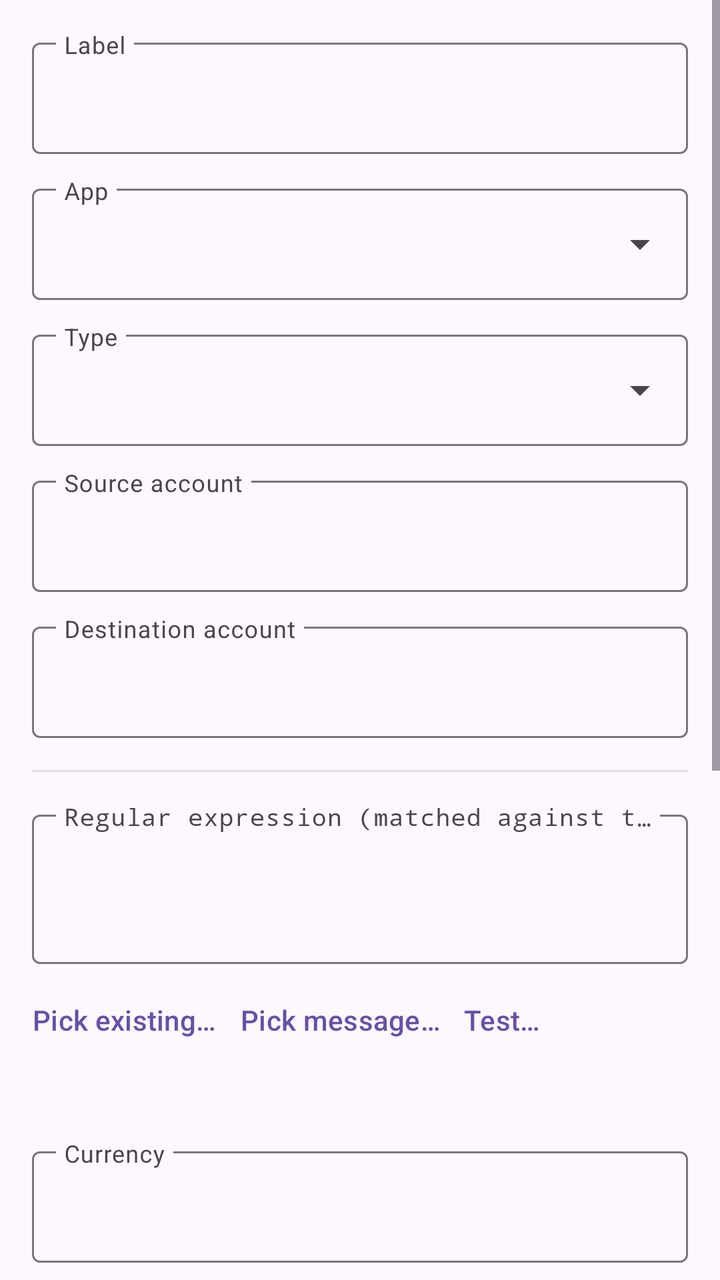
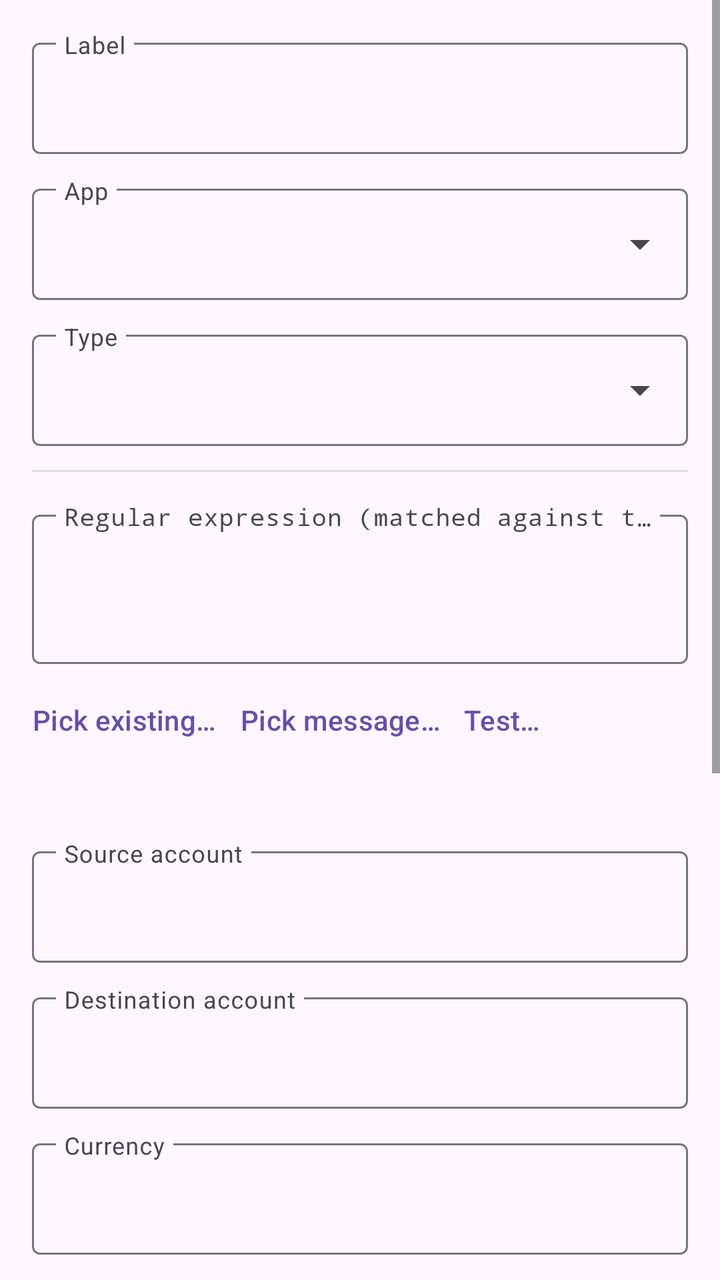

Screens rendered from an Android XML layout before and after an edit, with the pre-edit source and the edit as a unified diff.
<!-- AndroidManifest.xml: application theme Theme.FfNotifyImporter -->
<!-- res/layout/fragment_rule_edit.xml -->
<?xml version="1.0" encoding="utf-8"?>
<ScrollView xmlns:android="http://schemas.android.com/apk/res/android"
    xmlns:app="http://schemas.android.com/apk/res-auto"
    android:layout_width="match_parent"
    android:layout_height="match_parent">

    <LinearLayout
        android:layout_width="match_parent"
        android:layout_height="wrap_content"
        android:orientation="vertical"
        android:padding="16dp">

        <com.google.android.material.textfield.TextInputLayout
            android:layout_width="match_parent"
            android:layout_height="wrap_content"
            android:layout_marginBottom="12dp"
            android:hint="@string/rule_field_label"
            app:expandedHintEnabled="false">

            <com.google.android.material.textfield.TextInputEditText
                android:id="@+id/labelInput"
                android:layout_width="match_parent"
                android:layout_height="wrap_content" />

        </com.google.android.material.textfield.TextInputLayout>

        <com.google.android.material.textfield.TextInputLayout
            android:layout_width="match_parent"
            android:layout_height="wrap_content"
            android:layout_marginBottom="12dp"
            android:hint="@string/rule_field_apps"
            app:expandedHintEnabled="false"
            style="@style/Widget.Material3.TextInputLayout.OutlinedBox.ExposedDropdownMenu">

            <com.google.android.material.textfield.MaterialAutoCompleteTextView
                android:id="@+id/appInput"
                android:layout_width="match_parent"
                android:layout_height="wrap_content"
                android:inputType="none" />

        </com.google.android.material.textfield.TextInputLayout>

        <com.google.android.material.textfield.TextInputLayout
            android:layout_width="match_parent"
            android:layout_height="wrap_content"
            android:layout_marginBottom="12dp"
            android:hint="@string/rule_field_kind"
            app:expandedHintEnabled="false"
            style="@style/Widget.Material3.TextInputLayout.OutlinedBox.ExposedDropdownMenu">

            <com.google.android.material.textfield.MaterialAutoCompleteTextView
                android:id="@+id/kindInput"
                android:layout_width="match_parent"
                android:layout_height="wrap_content"
                android:inputType="none" />

        </com.google.android.material.textfield.TextInputLayout>

        <com.google.android.material.textfield.TextInputLayout
            android:layout_width="match_parent"
            android:layout_height="wrap_content"
            android:layout_marginBottom="12dp"
            android:hint="@string/rule_field_source_account"
            app:expandedHintEnabled="false">

            <com.google.android.material.textfield.TextInputEditText
                android:id="@+id/sourceAccountInput"
                android:layout_width="match_parent"
                android:layout_height="wrap_content" />

        </com.google.android.material.textfield.TextInputLayout>

        <com.google.android.material.textfield.TextInputLayout
            android:layout_width="match_parent"
            android:layout_height="wrap_content"
            android:layout_marginBottom="16dp"
            android:hint="@string/rule_field_destination_account"
            app:expandedHintEnabled="false">

            <com.google.android.material.textfield.TextInputEditText
                android:id="@+id/destinationAccountInput"
                android:layout_width="match_parent"
                android:layout_height="wrap_content" />

        </com.google.android.material.textfield.TextInputLayout>

        <View
            android:layout_width="match_parent"
            android:layout_height="1dp"
            android:layout_marginBottom="16dp"
            android:background="#E0E0E0" />

        <com.google.android.material.textfield.TextInputLayout
            android:layout_width="match_parent"
            android:layout_height="wrap_content"
            android:layout_marginBottom="4dp"
            android:hint="@string/rule_field_pattern"
            app:expandedHintEnabled="false">

            <com.google.android.material.textfield.TextInputEditText
                android:id="@+id/patternInput"
                android:layout_width="match_parent"
                android:layout_height="wrap_content"
                android:fontFamily="monospace"
                android:gravity="top"
                android:inputType="textMultiLine"
                android:minLines="2" />

        </com.google.android.material.textfield.TextInputLayout>

        <LinearLayout
            android:layout_width="match_parent"
            android:layout_height="wrap_content"
            android:layout_marginBottom="4dp"
            android:gravity="start|center_vertical"
            android:orientation="horizontal">

            <Button
                android:id="@+id/pickPatternButton"
                style="?attr/borderlessButtonStyle"
                android:layout_width="wrap_content"
                android:layout_height="wrap_content"
                android:minWidth="0dp"
                android:paddingStart="0dp"
                android:paddingEnd="12dp"
                android:text="@string/rule_pick_existing_pattern" />

            <Button
                android:id="@+id/pickMessageButton"
                style="?attr/borderlessButtonStyle"
                android:layout_width="wrap_content"
                android:layout_height="wrap_content"
                android:minWidth="0dp"
                android:paddingStart="0dp"
                android:paddingEnd="12dp"
                android:text="@string/rule_pick_message" />

            <Button
                android:id="@+id/testAgainstHistoryButton"
                style="?attr/borderlessButtonStyle"
                android:layout_width="wrap_content"
                android:layout_height="wrap_content"
                android:minWidth="0dp"
                android:paddingStart="0dp"
                android:paddingEnd="0dp"
                android:text="@string/rule_test" />

        </LinearLayout>

        <TextView
            android:id="@+id/availableMacrosText"
            android:layout_width="match_parent"
            android:layout_height="wrap_content"
            android:layout_marginBottom="16dp"
            android:textColor="#888888"
            android:textSize="12sp" />

        <com.google.android.material.textfield.TextInputLayout
            android:layout_width="match_parent"
            android:layout_height="wrap_content"
            android:layout_marginBottom="12dp"
            android:hint="@string/rule_field_home_currency"
            app:expandedHintEnabled="false">

            <com.google.android.material.textfield.TextInputEditText
                android:id="@+id/homeCurrencyInput"
                android:layout_width="match_parent"
                android:layout_height="wrap_content" />

        </com.google.android.material.textfield.TextInputLayout>

        <com.google.android.material.textfield.TextInputLayout
            android:layout_width="match_parent"
            android:layout_height="wrap_content"
            android:layout_marginBottom="12dp"
            android:hint="@string/rule_field_description_template"
            app:expandedHintEnabled="false">

            <com.google.android.material.textfield.TextInputEditText
                android:id="@+id/descriptionTemplateInput"
                android:layout_width="match_parent"
                android:layout_height="wrap_content" />

        </com.google.android.material.textfield.TextInputLayout>

        <com.google.android.material.textfield.TextInputLayout
            android:layout_width="match_parent"
            android:layout_height="wrap_content"
            android:layout_marginBottom="12dp"
            android:hint="@string/rule_field_notes_template"
            app:expandedHintEnabled="false">

            <com.google.android.material.textfield.TextInputEditText
                android:id="@+id/notesTemplateInput"
                android:layout_width="match_parent"
                android:layout_height="wrap_content" />

        </com.google.android.material.textfield.TextInputLayout>

        <com.google.android.material.textfield.TextInputLayout
            android:layout_width="match_parent"
            android:layout_height="wrap_content"
            android:layout_marginBottom="12dp"
            android:hint="@string/rule_field_category_template"
            app:expandedHintEnabled="false">

            <com.google.android.material.textfield.TextInputEditText
                android:id="@+id/categoryTemplateInput"
                android:layout_width="match_parent"
                android:layout_height="wrap_content" />

        </com.google.android.material.textfield.TextInputLayout>

        <com.google.android.material.textfield.TextInputLayout
            android:layout_width="match_parent"
            android:layout_height="wrap_content"
            android:layout_marginBottom="12dp"
            android:hint="@string/rule_field_tags_template"
            app:expandedHintEnabled="false">

            <com.google.android.material.textfield.TextInputEditText
                android:id="@+id/tagsTemplateInput"
                android:layout_width="match_parent"
                android:layout_height="wrap_content" />

        </com.google.android.material.textfield.TextInputLayout>

        <com.google.android.material.switchmaterial.SwitchMaterial
            android:id="@+id/enabledSwitch"
            android:layout_width="match_parent"
            android:layout_height="wrap_content"
            android:layout_marginBottom="16dp"
            android:checked="true"
            android:text="@string/rule_field_enabled" />

        <LinearLayout
            android:layout_width="match_parent"
            android:layout_height="wrap_content"
            android:orientation="horizontal">

            <Button
                android:id="@+id/deleteRuleButton"
                style="?attr/borderlessButtonStyle"
                android:layout_width="wrap_content"
                android:layout_height="wrap_content"
                android:text="@string/action_delete"
                android:visibility="gone" />

            <View
                android:layout_width="0dp"
                android:layout_height="1dp"
                android:layout_weight="1" />

            <Button
                android:id="@+id/saveRuleButton"
                android:layout_width="wrap_content"
                android:layout_height="wrap_content"
                android:text="@string/action_save" />

        </LinearLayout>

    </LinearLayout>

</ScrollView>
<!-- resources referenced by this layout -->
<resources>
  <string name="action_delete">Delete</string>
  <string name="action_save">Save</string>
  <string name="rule_field_apps">App</string>
  <string name="rule_field_category_template">Category template</string>
  <string name="rule_field_description_template">Description template</string>
  <string name="rule_field_destination_account">Destination account</string>
  <string name="rule_field_enabled">Enabled</string>
  <string name="rule_field_home_currency">Currency</string>
  <string name="rule_field_kind">Type</string>
  <string name="rule_field_label">Label</string>
  <string name="rule_field_notes_template">Notes template</string>
  <string name="rule_field_pattern">Regular expression (matched against title + text)</string>
  <string name="rule_field_source_account">Source account</string>
  <string name="rule_field_tags_template">Tags template (comma-separated)</string>
  <string name="rule_pick_existing_pattern">Pick existing…</string>
  <string name="rule_pick_message">Pick message…</string>
  <string name="rule_test">Test…</string>
  <style name="Theme.FfNotifyImporter" parent="Theme.Material3.DayNight.NoActionBar" />
</resources>

<!-- the commit's change to res/layout/fragment_rule_edit.xml (unified diff, before → after) -->
@@ -56,34 +56,6 @@
 
         </com.google.android.material.textfield.TextInputLayout>
 
-        <com.google.android.material.textfield.TextInputLayout
-            android:layout_width="match_parent"
-            android:layout_height="wrap_content"
-            android:layout_marginBottom="12dp"
-            android:hint="@string/rule_field_source_account"
-            app:expandedHintEnabled="false">
-
-            <com.google.android.material.textfield.TextInputEditText
-                android:id="@+id/sourceAccountInput"
-                android:layout_width="match_parent"
-                android:layout_height="wrap_content" />
-
-        </com.google.android.material.textfield.TextInputLayout>
-
-        <com.google.android.material.textfield.TextInputLayout
-            android:layout_width="match_parent"
-            android:layout_height="wrap_content"
-            android:layout_marginBottom="16dp"
-            android:hint="@string/rule_field_destination_account"
-            app:expandedHintEnabled="false">
-
-            <com.google.android.material.textfield.TextInputEditText
-                android:id="@+id/destinationAccountInput"
-                android:layout_width="match_parent"
-                android:layout_height="wrap_content" />
-
-        </com.google.android.material.textfield.TextInputLayout>
-
         <View
             android:layout_width="match_parent"
             android:layout_height="1dp"
@@ -159,6 +131,34 @@
             android:layout_width="match_parent"
             android:layout_height="wrap_content"
             android:layout_marginBottom="12dp"
+            android:hint="@string/rule_field_source_account"
+            app:expandedHintEnabled="false">
+
+            <com.google.android.material.textfield.TextInputEditText
+                android:id="@+id/sourceAccountInput"
+                android:layout_width="match_parent"
+                android:layout_height="wrap_content" />
+
+        </com.google.android.material.textfield.TextInputLayout>
+
+        <com.google.android.material.textfield.TextInputLayout
+            android:layout_width="match_parent"
+            android:layout_height="wrap_content"
+            android:layout_marginBottom="12dp"
+            android:hint="@string/rule_field_destination_account"
+            app:expandedHintEnabled="false">
+
+            <com.google.android.material.textfield.TextInputEditText
+                android:id="@+id/destinationAccountInput"
+                android:layout_width="match_parent"
+                android:layout_height="wrap_content" />
+
+        </com.google.android.material.textfield.TextInputLayout>
+
+        <com.google.android.material.textfield.TextInputLayout
+            android:layout_width="match_parent"
+            android:layout_height="wrap_content"
+            android:layout_marginBottom="12dp"
             android:hint="@string/rule_field_home_currency"
             app:expandedHintEnabled="false">
 
